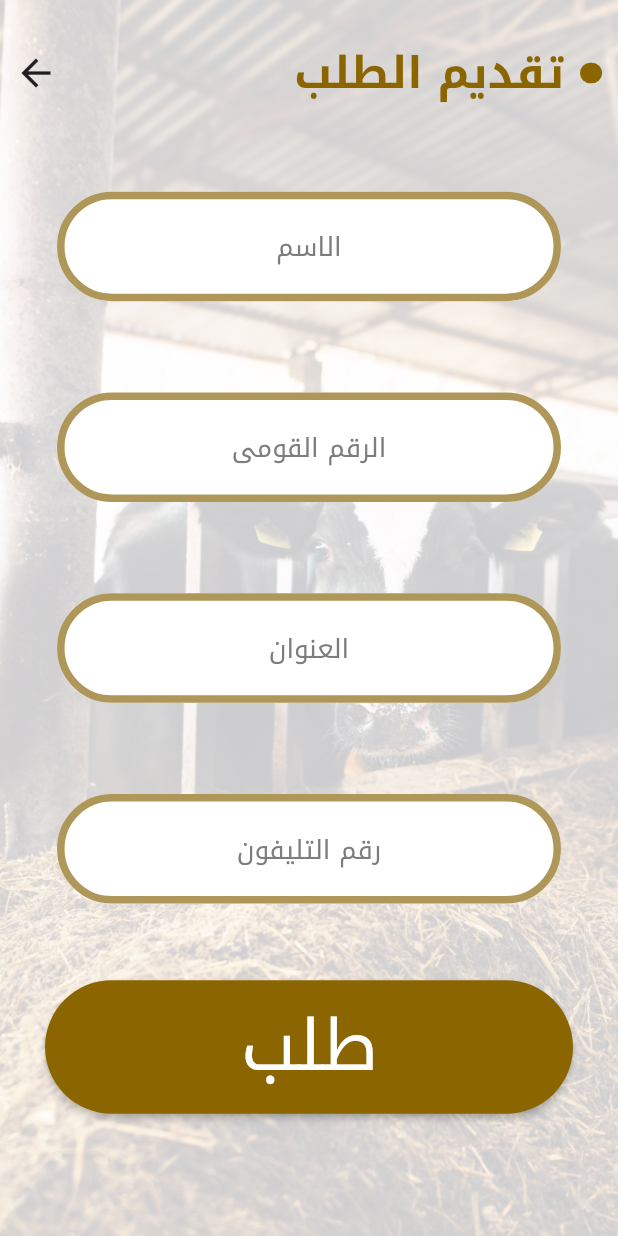
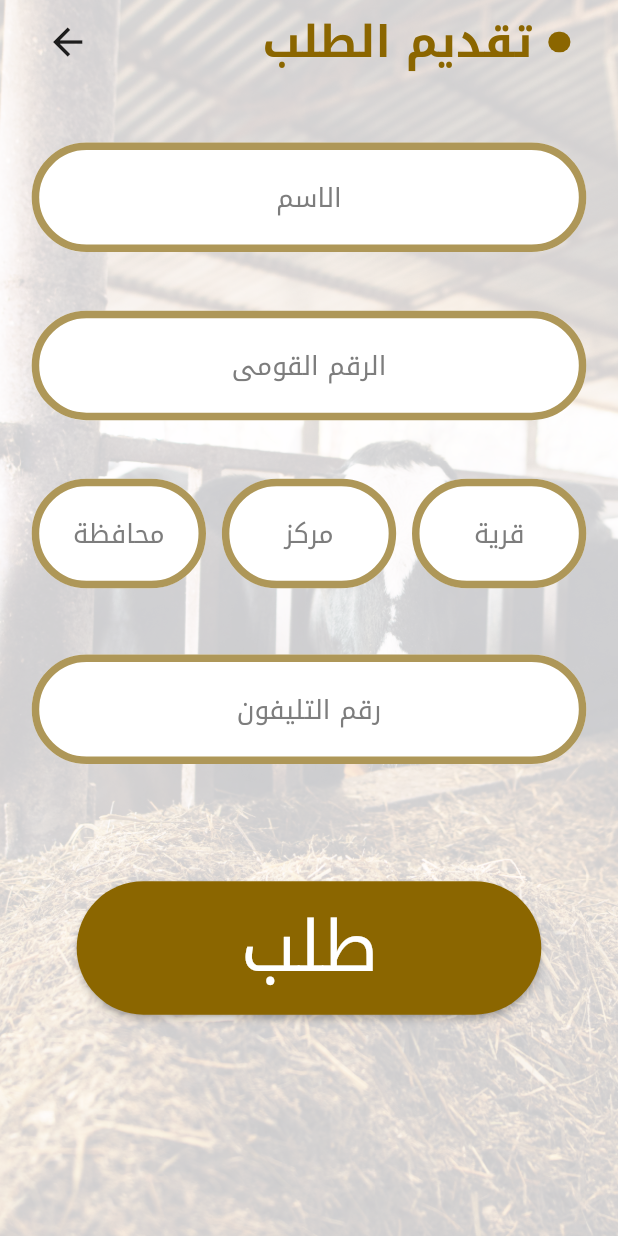
Before and after one commit to AhmedAbdulla1/El_mat7en, a Flutter app: the screen it shows after launch, on a phone screen of 412 x 824 dp. Run offline on Flutter 3.47's test engine with Material 2 defaults, Android fonts, the phone set to English and light mode, and no system bars; our stand-ins replace dartz, dio, flutter_screenutil, freezed_annotation, get_it, internet_connection_checker and 4 more; missing offline and left inert: multiple_stream_builder.

Commit message:
feed form done

```diff
--- a/lib/presentation/feed_form/feed_form.dart
+++ b/lib/presentation/feed_form/feed_form.dart
@@ -5,29 +5,99 @@ import 'package:tanta_app/presentation/common/reusable/custom_scaffold.dart';
 import 'package:tanta_app/presentation/feed_form/widgets/custom_text_form_filed.dart';
 import 'package:tanta_app/presentation/feed_states/widgets/custom_app_bar.dart';
 
+class FeedForm extends StatefulWidget {
+  const FeedForm({super.key});
 
-class FeedForm extends StatelessWidget {
-  const FeedForm({super.key});
+  @override
+  State<FeedForm> createState() => _FeedFormState();
+}
+
+class _FeedFormState extends State<FeedForm> {
+  TextEditingController name = TextEditingController(),
+      nationalId = TextEditingController(),
+      village = TextEditingController(),
+      center = TextEditingController(),
+      government = TextEditingController(),
+      phone = TextEditingController();
+  @override
+  void dispose() {
+    name.dispose();
+    nationalId.dispose();
+    village.dispose();
+    center.dispose();
+    government.dispose();
+    phone.dispose();
+    super.dispose();
+    super.dispose();
+  }
 
   @override
   Widget build(BuildContext context) {
     return customScaffold(
         body: SafeArea(
-            child: Column(
-      mainAxisAlignment: MainAxisAlignment.spaceAround,
+            child: Padding(
+      padding: EdgeInsets.symmetric(horizontal: 20.w),
+      child: ListView(
+        // mainAxisAlignment: MainAxisAlignment.spaceAround,
         children: [
           const CustomAppBar(
             title: 'تقديم الطلب',
           ),
-        const CustomTextFormFiled(hintText: 'الاسم'),
-        const CustomTextFormFiled(hintText: 'الرقم القومى'),
-        const CustomTextFormFiled(hintText: 'العنوان'),
-        const CustomTextFormFiled(hintText: 'رقم التليفون'),
+          SizedBox(
+            height: 30.h,
+          ),
+          CustomTextFormFiled(hintText: 'الاسم', textEditingController: name),
+          SizedBox(
+            height: 20.h,
+          ),
+          CustomTextFormFiled(
+              hintText: 'الرقم القومى', textEditingController: nationalId),
+          SizedBox(
+            height: 20.h,
+          ),
+          Row(
+            textDirection: TextDirection.rtl,
+            children: [
+              SizedBox(
+                height: 100.h,
+                width: 110.w,
+                child: CustomTextFormFiled(
+                    hintText: 'قرية', textEditingController: village),
+              ),
+              SizedBox(
+                width: 10.w,
+              ),
+              SizedBox(
+                height: 100.h,
+                width: 110.w,
+                child: CustomTextFormFiled(
+                    hintText: 'مركز', textEditingController: center),
+              ),
+              SizedBox(
+                width: 10.w,
+              ),
+              SizedBox(
+                height: 100.h,
+                width: 110.w,
+                child: CustomTextFormFiled(
+                    hintText: 'محافظة', textEditingController: government),
+              ),
+            ],
+          ),
+          SizedBox(
+            height: 20.h,
+          ),
+          CustomTextFormFiled(
+              hintText: 'رقم التليفون', textEditingController: phone),
+          SizedBox(
+            height: 70.h,
+          ),
           customElevatedButtonWithoutStream(onPressed: () {}, text: 'طلب'),
           SizedBox(
             height: 20.h,
           ),
         ],
+      ),
     )));
   }
 }
--- a/lib/presentation/feed_form/widgets/custom_text_form_filed.dart
+++ b/lib/presentation/feed_form/widgets/custom_text_form_filed.dart
@@ -3,13 +3,15 @@ import 'package:flutter_screenutil/flutter_screenutil.dart';
 import 'package:tanta_app/presentation/resources/font_manager.dart';
 
 class CustomTextFormFiled extends StatelessWidget {
-  const CustomTextFormFiled({super.key, required this.hintText});
+  const CustomTextFormFiled({super.key, required this.hintText, required this.textEditingController});
   final String hintText;
+  final TextEditingController textEditingController;
   @override
   Widget build(BuildContext context) {
     return Padding(
-      padding: EdgeInsets.symmetric(horizontal: 36.w, vertical: 10.h),
+      padding: EdgeInsets.symmetric(vertical: 10.h),
       child: TextFormField(
+        controller:textEditingController ,
         textAlign: TextAlign.center,
         decoration: InputDecoration(
           hintText: hintText,
```
Lines whose indentation alone changed are shown as unchanged.
